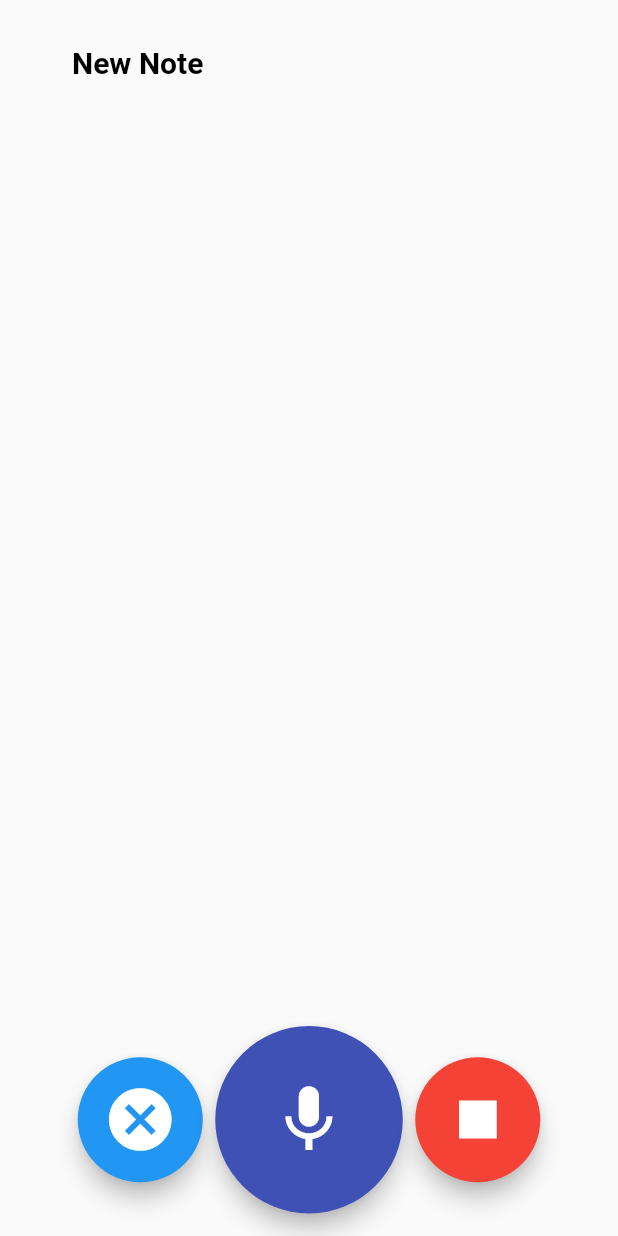
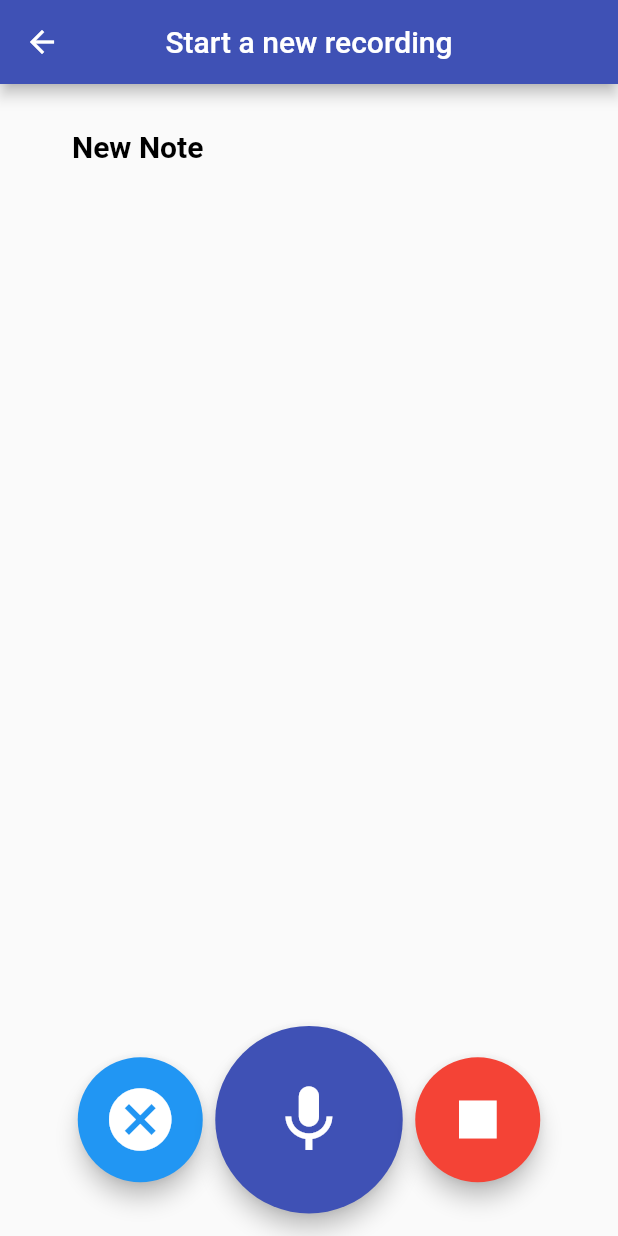
Before and after one commit to BangMach/kintusgi, a Flutter app: the VoiceRecognizer screen opened directly, after a tap on "Start a new recording", on a phone screen of 412 x 824 dp. Run offline on Flutter 3.47's test engine with Material 2 defaults, Android fonts, the phone set to English and light mode, and no system bars; our stand-ins replace avatar_glow, cloud_firestore, firebase_auth, firebase_core, flip_card, permission_handler; missing offline and left inert: flutter_audio_recorder2, flutter_speech, highlight_text, speech_recognition; accounts and stored records are empty; generated files the repository leaves out were written again; network calls fail.

Commit message:
Updated UI

```diff
--- a/lib/old/main3.dart
+++ /dev/null
@@ -1,90 +0,0 @@
-import 'package:flip_card/flip_card.dart';
-import 'package:flutter/material.dart';
-import 'package:kintsugi/widgets/flashcards/flashcard.dart';
-import 'package:kintsugi/widgets/flashcards/flashcard_view.dart';
-
-void main() {
-  runApp(MyApp());
-}
-
-class MyApp extends StatefulWidget {
-  @override
-  State<StatefulWidget> createState() => _MyAppState();
-}
-
-class _MyAppState extends State<MyApp> {
-  List<Flashcard> _flashcards = [
-    Flashcard(
-      question: "Ẩn sau cái đẹp",
-      answer: "Là sự thô bạo, tàn ác của cuộc sống",
-    ),
-    Flashcard(
-      question: "Temperment",
-      answer: "Emotional State of mind!",
-    ),
-    Flashcard(
-      question: "Who teaches you how to write sexy code?",
-      answer: "lo mao!",
-    )
-  ];
-
-  int _currentIndex = 0;
-
-  @override
-  Widget build(BuildContext context) {
-    return MaterialApp(
-      home: Scaffold(
-        body: Center(
-          child: Column(
-            mainAxisAlignment: MainAxisAlignment.center,
-            children: [
-              SizedBox(
-                width: 250,
-                height: 250,
-                child: FlipCard(
-                  front: FlashcardView(
-                    text: _flashcards[_currentIndex].question,
-                  ),
-                  back: FlashcardView(
-                    text: _flashcards[_currentIndex].answer,
-                  ),
-                ),
-              ),
-              Row(
-                mainAxisAlignment: MainAxisAlignment.spaceAround,
-                children: [
-                  // ignore: deprecated_member_use
-                  OutlinedButton.icon(
-                    onPressed: showPreviousCard,
-                    icon: Icon(Icons.chevron_left),
-                    label: Text('Prev'),
-                  ),
-                  // ignore: deprecated_member_use
-                  OutlinedButton.icon(
-                    onPressed: showNextCard,
-                    icon: Icon(Icons.chevron_right),
-                    label: Text('Next'),
-                  ),
-                ],
-              ),
-            ],
-          ),
-        ),
-      ),
-    );
-  }
-
-  void showNextCard() {
-    setState(() {
-      _currentIndex =
-          (_currentIndex + 1 < _flashcards.length) ? _currentIndex + 1 : 0;
-    });
-  }
-
-  void showPreviousCard() {
-    setState(() {
-      _currentIndex =
-          (_currentIndex - 1 >= 0) ? _currentIndex - 1 : _flashcards.length - 1;
-    });
-  }
-}
--- a/lib/screens/accessibility_selector_screen.dart
+++ b/lib/screens/accessibility_selector_screen.dart
@@ -1,3 +1,4 @@
+import 'package:flutter/cupertino.dart';
 import 'package:flutter/material.dart';
 import 'package:kintsugi/screens/voice_recognizer_screen.dart';
 import 'package:kintsugi/services/user_preferences.dart';
@@ -24,7 +25,7 @@ class AccessibilitySelector extends StatelessWidget {
           onPressed: () {
             Navigator.push(
               context,
-              MaterialPageRoute(
+              CupertinoPageRoute(
                 builder: (context) => VoiceRecognizer(),
               ),
             );
--- a/lib/screens/settings/settings_screen.dart
+++ b/lib/screens/settings/settings_screen.dart
@@ -401,9 +401,25 @@ class _SettingsScreenState extends State<SettingsScreen> {
                 ],
               ),
               SizedBox(height: 16),
-              Text(
-                'Version ' + APP_VERSION,
-                style: Theme.of(context).textTheme.caption,
+              Text.rich(
+                TextSpan(
+                  text: 'Made with ❤️ by ',
+                  style: TextStyle(
+                    fontSize: 16,
+                    color: Colors.grey,
+                    fontWeight: FontWeight.w500,
+                  ),
+                  children: <InlineSpan>[
+                    TextSpan(
+                      text: 'Kintsugi',
+                      style: TextStyle(
+                        fontSize: 20,
+                        color: Colors.indigo,
+                        fontWeight: FontWeight.bold,
+                      ),
+                    ),
+                  ],
+                ),
               ),
             ],
           ),
--- a/lib/screens/voice_recognizer_screen.dart
+++ b/lib/screens/voice_recognizer_screen.dart
@@ -1,4 +1,6 @@
+import 'package:flutter/cupertino.dart';
 import 'package:flutter/material.dart';
+import 'package:kintsugi/screens/flashcard_screen.dart';
 import 'package:kintsugi/screens/list_search.dart';
 import 'package:permission_handler/permission_handler.dart';
 import 'package:speech_recognition/speech_recognition.dart';
@@ -14,108 +16,102 @@ class VoiceRecognizer extends StatelessWidget {
         backgroundColor: Colors.indigo,
       ),
       body: Container(
+        padding: const EdgeInsets.all(32.0),
         child: Center(
           child: Column(
-            // mainAxisAlignment: MainAxisAlignment.spaceBetween,
             crossAxisAlignment: CrossAxisAlignment.stretch,
             mainAxisSize: MainAxisSize.min,
             children: [
-              // ignore: deprecated_member_use
-              Padding(
-                padding: EdgeInsets.symmetric(vertical: 15.0, horizontal: 28.0),
-                child: ElevatedButton(
+              ElevatedButton(
                 onPressed: () {
                   HapticFeedback.vibrate();
                   Navigator.push(context,
-                        MaterialPageRoute(builder: (context) {
+                      CupertinoPageRoute(builder: (context) {
                     return VoiceHome();
                   }));
                 },
+                child: Padding(
+                  padding: const EdgeInsets.symmetric(vertical: 16.0),
                   child: Text(
-                    "Start a new recording" ?? "default values",
-                    textAlign: TextAlign.center,
+                    "Start a new recording",
                     style: TextStyle(
                       color: Colors.white,
-                      fontSize: 20,
+                      fontSize: 24.0,
+                    ),
                   ),
                 ),
                 style: ButtonStyle(
-                    backgroundColor: MaterialStateProperty.all(
-                      Colors.indigo,
+                  backgroundColor: MaterialStateProperty.all(Colors.indigo),
+                ),
+              ),
+              SizedBox(height: 32.0),
+              ElevatedButton(
+                onPressed: () {
+                  HapticFeedback.vibrate();
+                  Navigator.push(context,
+                      CupertinoPageRoute(builder: (context) {
+                    return ListSearch();
+                  }));
+                },
+                child: Padding(
+                  padding: const EdgeInsets.symmetric(vertical: 16.0),
+                  child: Text(
+                    "View note list",
+                    style: TextStyle(
+                      color: Colors.white,
+                      fontSize: 24.0,
                     ),
                   ),
                 ),
+                style: ButtonStyle(
+                  backgroundColor: MaterialStateProperty.all(Colors.indigo),
                 ),
-
-              Padding(
-                padding: EdgeInsets.symmetric(
-                  vertical: 15.0,
-                  horizontal: 28.0,
               ),
-                child: ElevatedButton(
+              SizedBox(height: 32.0),
+              ElevatedButton(
                 onPressed: () {
                   HapticFeedback.vibrate();
                   Navigator.push(context,
-                        MaterialPageRoute(builder: (context) {
-                      return ListSearch();
+                      CupertinoPageRoute(builder: (context) {
+                    return FlashcardScreen();
                   }));
                 },
+                child: Padding(
+                  padding: const EdgeInsets.symmetric(vertical: 16.0),
                   child: Text(
-                    "View note list" ?? "some default value",
-                    textAlign: TextAlign.center,
-                    style: TextStyle(color: Colors.white, fontSize: 20),
-                  ),
-                  style: ButtonStyle(
-                    backgroundColor: MaterialStateProperty.all(
-                      Colors.indigo,
+                    "Flash Cards",
+                    style: TextStyle(
+                      color: Colors.white,
+                      fontSize: 24.0,
                     ),
                   ),
                 ),
-              ),
-              Padding(
-                padding: EdgeInsets.symmetric(vertical: 15.0, horizontal: 28.0),
-                child: ElevatedButton(
-                  onPressed: () {
-                    HapticFeedback.vibrate();
-                    Navigator.push(context,
-                        MaterialPageRoute(builder: (context) {
-                      return ListSearch();
-                    }));
-                  },
-                  child: Text(
-                    "Flash Cards " ?? "default values",
-                    textAlign: TextAlign.center,
-                    style: TextStyle(color: Colors.white, fontSize: 20),
-                  ),
                 style: ButtonStyle(
-                    backgroundColor: MaterialStateProperty.all(
-                      Colors.indigo,
+                  backgroundColor: MaterialStateProperty.all(Colors.indigo),
                 ),
               ),
-                ),
-              ),
-              Padding(
-                padding: EdgeInsets.symmetric(vertical: 15.0, horizontal: 28.0),
-                child: ElevatedButton(
-                  onPressed: () {
-                    HapticFeedback.vibrate();
-                    Navigator.push(context,
-                        MaterialPageRoute(builder: (context) {
-                      return VoiceHome();
-                    }));
-                  },
-                  child: Text(
-                    "Reminder" ?? "default values",
-                    textAlign: TextAlign.center,
-                    style: TextStyle(color: Colors.white, fontSize: 20),
-                  ),
-                  style: ButtonStyle(
-                    backgroundColor: MaterialStateProperty.all(
-                      Colors.indigo,
-                    ),
-                  ),
-                ),
-              ),
+              // SizedBox(height: 32.0),
+              // ElevatedButton(
+              //   onPressed: () {
+              //     HapticFeedback.vibrate();
+              //     Navigator.push(context, MaterialPageRoute(builder: (context) {
+              //       return VoiceHome();
+              //     }));
+              //   },
+              //   child: Padding(
+              //     padding: const EdgeInsets.symmetric(vertical: 16.0),
+              //     child: Text(
+              //       "Reminder",
+              //       style: TextStyle(
+              //         color: Colors.white,
+              //         fontSize: 24.0,
+              //       ),
+              //     ),
+              //   ),
+              //   style: ButtonStyle(
+              //     backgroundColor: MaterialStateProperty.all(Colors.indigo),
+              //   ),
+              // ),
             ],
           ),
         ),
@@ -178,7 +174,7 @@ class _SpeechRecognizeState extends State {
         padding: const EdgeInsets.all(12.0),
         child: Row(
           children: [
-            FlatButton(
+            TextButton(
               onPressed: () {},
               child: Text(
                 label,
@@ -204,7 +200,6 @@ class _SpeechRecognizeState extends State {
     });
     _speech.setAvailabilityHandler(
         (bool result) => setState(() => _speechRecognitionAvailable = result));
-    _speech.setCurrentLocaleHandler(onCurrentLocale);
     _speech.setRecognitionStartedHandler(onRecognitionStarted);
     _speech.setRecognitionResultHandler(onRecognitionResult);
     _speech.setRecognitionCompleteHandler(onRecognitionComplete);
@@ -238,9 +233,6 @@ class _SpeechRecognizeState extends State {
   void onSpeechAvailability(bool result) =>
       setState(() => _speechRecognitionAvailable = result);
 
-  void onCurrentLocale(String locale) =>
-      setState(() => print("current locale: $locale"));
-
   void onRecognitionStarted() => setState(() => _isListening = true);
 
   void onRecognitionResult(String text) {
@@ -269,20 +261,22 @@ class _VoiceHomeState extends State<VoiceHome> {
   SpeechRecognition _speechRecognition;
   bool _isAvailable = false; // if we are available to interact with it
   bool _isListening = false; // is the mircophone being used
-  String _currentLocale = "";
   String resultText = "";
 
   @override
   void initState() {
-    // TODO: implement initState
     super.initState();
     initSpeechRecognizer();
   }
 
   @override
   Widget build(BuildContext context) {
-    // TODO: implement build
     return Scaffold(
+      appBar: AppBar(
+        centerTitle: true,
+        title: Text("Start a new recording"),
+        backgroundColor: Colors.indigo,
+      ),
       body: SafeArea(
           child: Padding(
         padding: EdgeInsets.symmetric(vertical: 15.0, horizontal: 28.0),
@@ -396,7 +390,5 @@ class _VoiceHomeState extends State<VoiceHome> {
     _speechRecognition.activate().then(
           (result) => setState(() => _isAvailable = result),
         );
-    _speechRecognition.setCurrentLocaleHandler(
-        (String locale) => setState(() => _currentLocale = locale));
   }
 }
```
Also changed, not shown: lib/screens/flashcard_screen.dart (added, +89 -0 lines), lib/screens/list_search.dart (+51 -48 lines). Lines whose indentation alone changed are shown as unchanged.
